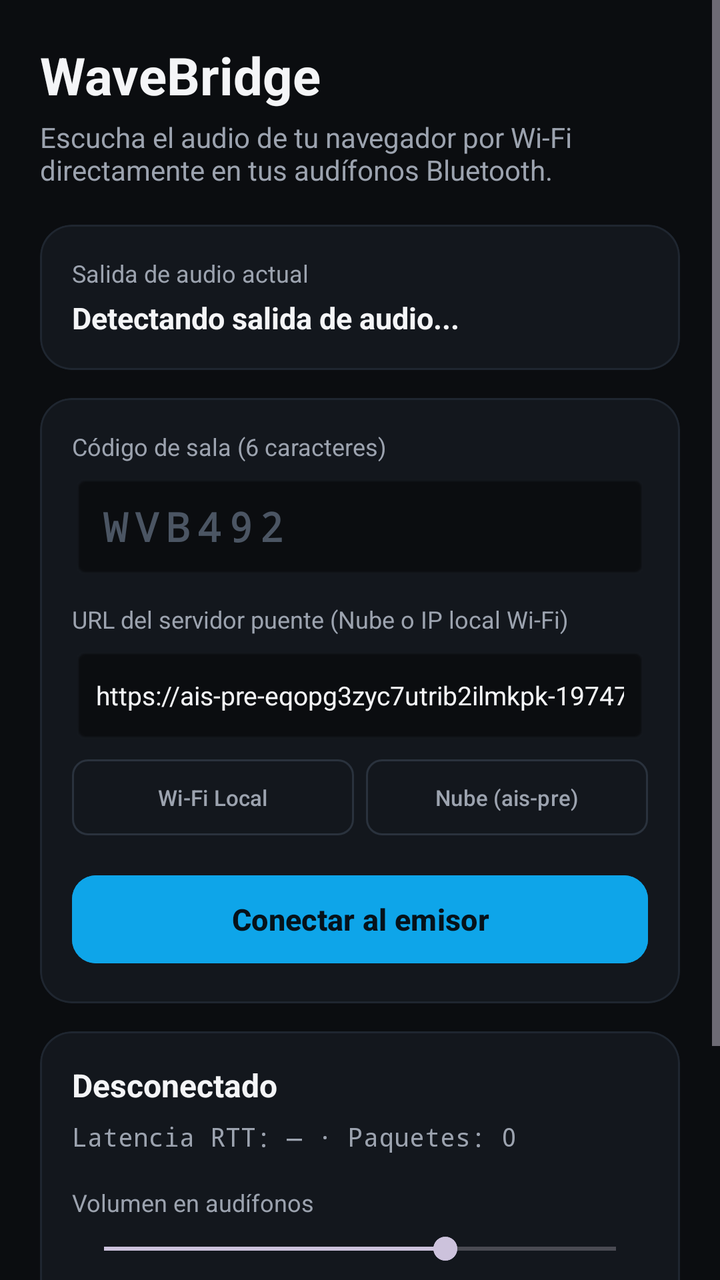
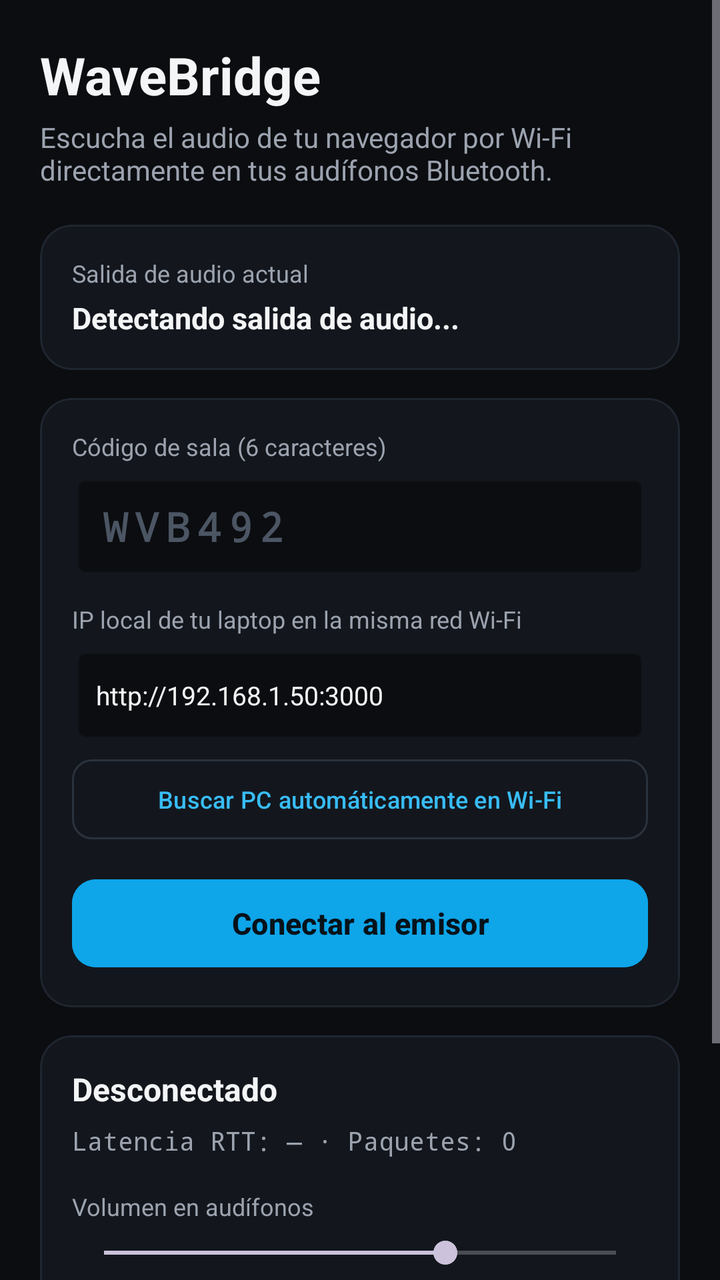

The first picture is an Android layout as it rendered before a commit; the second is the same layout after the commit. The layout source and the unified diff follow.
<!-- AndroidManifest.xml: application theme Theme.WaveBridge -->
<!-- res/layout/activity_main.xml -->
<?xml version="1.0" encoding="utf-8"?>
<ScrollView xmlns:android="http://schemas.android.com/apk/res/android"
    xmlns:app="http://schemas.android.com/apk/res-auto"
    android:layout_width="match_parent"
    android:layout_height="match_parent"
    android:background="#0B0D10"
    android:fillViewport="true">

    <LinearLayout
        android:layout_width="match_parent"
        android:layout_height="wrap_content"
        android:orientation="vertical"
        android:padding="20dp">

        <TextView
            android:layout_width="wrap_content"
            android:layout_height="wrap_content"
            android:text="WaveBridge"
            android:textColor="#F4F5F7"
            android:textSize="26sp"
            android:textStyle="bold" />

        <TextView
            android:layout_width="match_parent"
            android:layout_height="wrap_content"
            android:layout_marginTop="4dp"
            android:text="Escucha el audio de tu navegador por Wi-Fi directamente en tus audífonos Bluetooth."
            android:textColor="#9CA3AF"
            android:textSize="14sp" />

        
        <com.google.android.material.card.MaterialCardView
            android:layout_width="match_parent"
            android:layout_height="wrap_content"
            android:layout_marginTop="18dp"
            app:cardBackgroundColor="#13171D"
            app:cardCornerRadius="16dp"
            app:strokeColor="#1F2630"
            app:strokeWidth="1dp">

            <LinearLayout
                android:layout_width="match_parent"
                android:layout_height="wrap_content"
                android:orientation="vertical"
                android:padding="16dp">

                <TextView
                    android:layout_width="wrap_content"
                    android:layout_height="wrap_content"
                    android:text="Salida de audio actual"
                    android:textColor="#9CA3AF"
                    android:textSize="12sp" />

                <TextView
                    android:id="@+id/tvBluetoothOutput"
                    android:layout_width="match_parent"
                    android:layout_height="wrap_content"
                    android:layout_marginTop="4dp"
                    android:text="Detectando salida de audio..."
                    android:textColor="#F4F5F7"
                    android:textSize="15sp"
                    android:textStyle="bold" />
            </LinearLayout>
        </com.google.android.material.card.MaterialCardView>

        
        <com.google.android.material.card.MaterialCardView
            android:layout_width="match_parent"
            android:layout_height="wrap_content"
            android:layout_marginTop="14dp"
            app:cardBackgroundColor="#13171D"
            app:cardCornerRadius="16dp"
            app:strokeColor="#1F2630"
            app:strokeWidth="1dp">

            <LinearLayout
                android:layout_width="match_parent"
                android:layout_height="wrap_content"
                android:orientation="vertical"
                android:padding="16dp">

                <TextView
                    android:layout_width="wrap_content"
                    android:layout_height="wrap_content"
                    android:text="Código de sala (6 caracteres)"
                    android:textColor="#9CA3AF"
                    android:textSize="12sp" />

                <EditText
                    android:id="@+id/etRoomCode"
                    android:layout_width="match_parent"
                    android:layout_height="52dp"
                    android:layout_marginTop="6dp"
                    android:background="@android:drawable/editbox_background_normal"
                    android:backgroundTint="#0B0D10"
                    android:hint="WVB492"
                    android:inputType="textCapCharacters|textNoSuggestions"
                    android:letterSpacing="0.18"
                    android:maxLength="7"
                    android:paddingHorizontal="14dp"
                    android:textColor="#F4F5F7"
                    android:textColorHint="#4B5563"
                    android:textSize="20sp"
                    android:textStyle="bold"
                    android:typeface="monospace" />

                <TextView
                    android:layout_width="wrap_content"
                    android:layout_height="wrap_content"
                    android:layout_marginTop="12dp"
                    android:text="URL del servidor puente (Nube o IP local Wi-Fi)"
                    android:textColor="#9CA3AF"
                    android:textSize="12sp" />

                <EditText
                    android:id="@+id/etServerUrl"
                    android:layout_width="match_parent"
                    android:layout_height="48dp"
                    android:layout_marginTop="6dp"
                    android:background="@android:drawable/editbox_background_normal"
                    android:backgroundTint="#0B0D10"
                    android:hint="http://192.168.1.50:3000"
                    android:inputType="textUri"
                    android:paddingHorizontal="12dp"
                    android:text="@string/default_server_url"
                    android:textColor="#F4F5F7"
                    android:textColorHint="#4B5563"
                    android:textSize="13sp" />

                <LinearLayout
                    android:layout_width="match_parent"
                    android:layout_height="wrap_content"
                    android:layout_marginTop="8dp"
                    android:orientation="horizontal">

                    <com.google.android.material.button.MaterialButton
                        android:id="@+id/btnPresetLocal"
                        style="@style/Widget.Material3.Button.OutlinedButton"
                        android:layout_width="0dp"
                        android:layout_height="38dp"
                        android:layout_marginEnd="6dp"
                        android:layout_weight="1"
                        android:insetTop="0dp"
                        android:insetBottom="0dp"
                        android:text="Wi-Fi Local"
                        android:textAllCaps="false"
                        android:textColor="#9CA3AF"
                        android:textSize="11sp"
                        app:cornerRadius="8dp"
                        app:strokeColor="#2A323D" />

                    <com.google.android.material.button.MaterialButton
                        android:id="@+id/btnPresetCloud"
                        style="@style/Widget.Material3.Button.OutlinedButton"
                        android:layout_width="0dp"
                        android:layout_height="38dp"
                        android:layout_weight="1"
                        android:insetTop="0dp"
                        android:insetBottom="0dp"
                        android:text="Nube (ais-pre)"
                        android:textAllCaps="false"
                        android:textColor="#9CA3AF"
                        android:textSize="11sp"
                        app:cornerRadius="8dp"
                        app:strokeColor="#2A323D" />
                </LinearLayout>

                <com.google.android.material.button.MaterialButton
                    android:id="@+id/btnConnect"
                    android:layout_width="match_parent"
                    android:layout_height="52dp"
                    android:layout_marginTop="16dp"
                    android:backgroundTint="#0EA5E9"
                    android:text="Conectar al emisor"
                    android:textAllCaps="false"
                    android:textColor="#06121A"
                    android:textSize="15sp"
                    android:textStyle="bold"
                    app:cornerRadius="12dp" />
            </LinearLayout>
        </com.google.android.material.card.MaterialCardView>

        
        <com.google.android.material.card.MaterialCardView
            android:layout_width="match_parent"
            android:layout_height="wrap_content"
            android:layout_marginTop="14dp"
            app:cardBackgroundColor="#13171D"
            app:cardCornerRadius="16dp"
            app:strokeColor="#1F2630"
            app:strokeWidth="1dp">

            <LinearLayout
                android:layout_width="match_parent"
                android:layout_height="wrap_content"
                android:orientation="vertical"
                android:padding="16dp">

                <TextView
                    android:id="@+id/tvConnectionStatus"
                    android:layout_width="match_parent"
                    android:layout_height="wrap_content"
                    android:text="Desconectado"
                    android:textColor="#F4F5F7"
                    android:textSize="16sp"
                    android:textStyle="bold" />

                <TextView
                    android:id="@+id/tvTelemetry"
                    android:layout_width="match_parent"
                    android:layout_height="wrap_content"
                    android:layout_marginTop="6dp"
                    android:text="Latencia RTT: — · Paquetes: 0"
                    android:textColor="#9CA3AF"
                    android:textSize="13sp"
                    android:typeface="monospace" />

                <TextView
                    android:layout_width="wrap_content"
                    android:layout_height="wrap_content"
                    android:layout_marginTop="16dp"
                    android:text="Volumen en audífonos"
                    android:textColor="#9CA3AF"
                    android:textSize="12sp" />

                <SeekBar
                    android:id="@+id/seekVolume"
                    android:layout_width="match_parent"
                    android:layout_height="wrap_content"
                    android:layout_marginTop="6dp"
                    android:max="150"
                    android:progress="100" />

                <com.google.android.material.button.MaterialButton
                    android:id="@+id/btnMute"
                    style="@style/Widget.Material3.Button.OutlinedButton"
                    android:layout_width="match_parent"
                    android:layout_height="48dp"
                    android:layout_marginTop="12dp"
                    android:text="Silenciar audio"
                    android:textAllCaps="false"
                    android:textColor="#F4F5F7"
                    app:cornerRadius="12dp"
                    app:strokeColor="#2A323D" />
            </LinearLayout>
        </com.google.android.material.card.MaterialCardView>

        
        <LinearLayout
            android:layout_width="match_parent"
            android:layout_height="wrap_content"
            android:layout_marginTop="18dp"
            android:gravity="center_vertical"
            android:orientation="horizontal"
            android:paddingHorizontal="4dp">

            <TextView
                android:id="@+id/tvAppVersion"
                android:layout_width="0dp"
                android:layout_height="wrap_content"
                android:layout_weight="1"
                android:text="v1.0.0 · 2026-11-22"
                android:textColor="#6B7280"
                android:textSize="11sp"
                android:typeface="monospace" />

            <com.google.android.material.button.MaterialButton
                android:id="@+id/btnDiagnostics"
                style="@style/Widget.Material3.Button.TextButton"
                android:layout_width="wrap_content"
                android:layout_height="36dp"
                android:minWidth="0dp"
                android:paddingHorizontal="8dp"
                android:text="Reportar error"
                android:textAllCaps="false"
                android:textColor="#9CA3AF"
                android:textSize="11sp" />
        </LinearLayout>

    </LinearLayout>
</ScrollView>
<!-- resources referenced by this layout -->
<resources>
  <string name="default_server_url">https://ais-pre-eqopg3zyc7utrib2ilmkpk-197474785049.us-west2.run.app</string>
  <style name="Theme.WaveBridge" parent="Theme.Material3.Dark.NoActionBar">
          <item name="colorPrimary">#0EA5E9</item>
          <item name="colorOnPrimary">#06121A</item>
          <item name="colorSurface">#13171D</item>
          <item name="colorOnSurface">#F4F5F7</item>
          <item name="android:colorBackground">#0B0D10</item>
          <item name="android:statusBarColor">#0B0D10</item>
          <item name="android:navigationBarColor">#0B0D10</item>
      </style>
</resources>

<!-- the commit's change to res/layout/activity_main.xml (unified diff, before → after) -->
@@ -108,7 +108,7 @@
                     android:layout_width="wrap_content"
                     android:layout_height="wrap_content"
                     android:layout_marginTop="12dp"
-                    android:text="URL del servidor puente (Nube o IP local Wi-Fi)"
+                    android:text="IP local de tu laptop en la misma red Wi-Fi"
                     android:textColor="#9CA3AF"
                     android:textSize="12sp" />
 
@@ -127,43 +127,20 @@
                     android:textColorHint="#4B5563"
                     android:textSize="13sp" />
 
-                <LinearLayout
-                    android:layout_width="match_parent"
-                    android:layout_height="wrap_content"
+                <com.google.android.material.button.MaterialButton
+                    android:id="@+id/btnScanLan"
+                    style="@style/Widget.Material3.Button.OutlinedButton"
+                    android:layout_width="match_parent"
+                    android:layout_height="40dp"
                     android:layout_marginTop="8dp"
-                    android:orientation="horizontal">
-
-                    <com.google.android.material.button.MaterialButton
-                        android:id="@+id/btnPresetLocal"
-                        style="@style/Widget.Material3.Button.OutlinedButton"
-                        android:layout_width="0dp"
-                        android:layout_height="38dp"
-                        android:layout_marginEnd="6dp"
-                        android:layout_weight="1"
-                        android:insetTop="0dp"
-                        android:insetBottom="0dp"
-                        android:text="Wi-Fi Local"
-                        android:textAllCaps="false"
-                        android:textColor="#9CA3AF"
-                        android:textSize="11sp"
-                        app:cornerRadius="8dp"
-                        app:strokeColor="#2A323D" />
-
-                    <com.google.android.material.button.MaterialButton
-                        android:id="@+id/btnPresetCloud"
-                        style="@style/Widget.Material3.Button.OutlinedButton"
-                        android:layout_width="0dp"
-                        android:layout_height="38dp"
-                        android:layout_weight="1"
-                        android:insetTop="0dp"
-                        android:insetBottom="0dp"
-                        android:text="Nube (ais-pre)"
-                        android:textAllCaps="false"
-                        android:textColor="#9CA3AF"
-                        android:textSize="11sp"
-                        app:cornerRadius="8dp"
-                        app:strokeColor="#2A323D" />
-                </LinearLayout>
+                    android:insetTop="0dp"
+                    android:insetBottom="0dp"
+                    android:text="Buscar PC automáticamente en Wi-Fi"
+                    android:textAllCaps="false"
+                    android:textColor="#38BDF8"
+                    android:textSize="12sp"
+                    app:cornerRadius="10dp"
+                    app:strokeColor="#2A323D" />
 
                 <com.google.android.material.button.MaterialButton
                     android:id="@+id/btnConnect"
<!-- resource entries referenced after the edit -->
@@ -1,6 +1,6 @@
 <!-- resources referenced by this layout -->
 <resources>
-  <string name="default_server_url">https://ais-pre-eqopg3zyc7utrib2ilmkpk-197474785049.us-west2.run.app</string>
+  <string name="default_server_url">http://192.168.1.50:3000</string>
   <style name="Theme.WaveBridge" parent="Theme.Material3.Dark.NoActionBar">
           <item name="colorPrimary">#0EA5E9</item>
           <item name="colorOnPrimary">#06121A</item>
